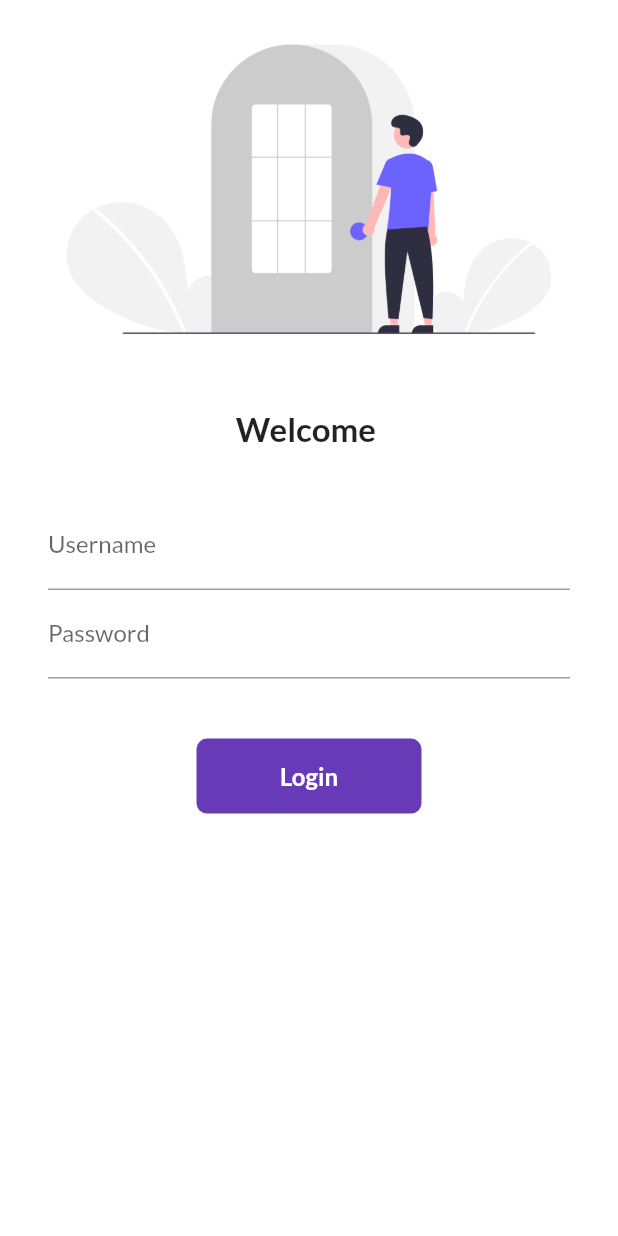
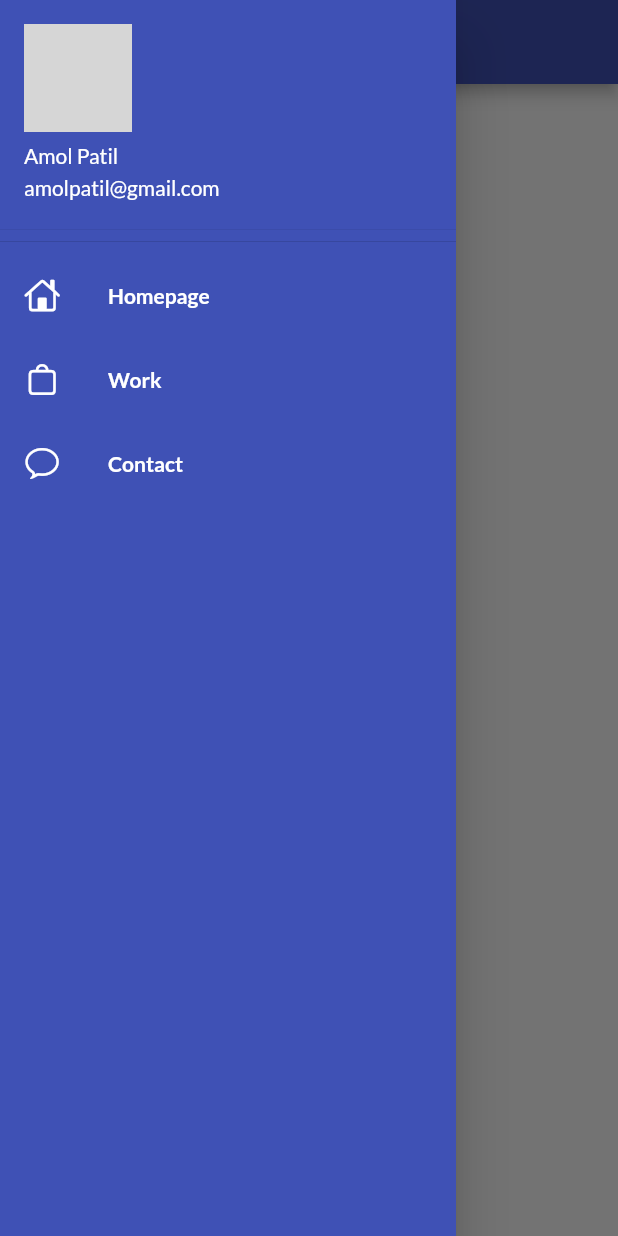
Before and after one commit to AmolPatilGithub/flutter_application_3, a Flutter app: the screen it shows after launch, with the side drawer open (before the commit the screen has no drawer), on a phone screen of 412 x 824 dp. Run offline on Flutter 3.47's test engine with Material 2 defaults, Android fonts, the phone set to English and light mode, and no system bars; our stand-ins replace google_fonts; network calls fail; grey boxes are pictures that could not be loaded.

Commit message:
added drawer details

```diff
--- a/lib/main.dart
+++ b/lib/main.dart
@@ -21,6 +21,8 @@ class myApp extends StatelessWidget {
       darkTheme: ThemeData(
         brightness: Brightness.dark,
       ),
+      initialRoute: MyRoute.homeRoute,
+      debugShowCheckedModeBanner: false,
       routes: {
         MyRoute.defaultRoute: (context) => LoginPage(),
         MyRoute.homeRoute: (context) => HomePage(),
--- a/lib/pages/home_page.dart
+++ b/lib/pages/home_page.dart
@@ -1,4 +1,5 @@
 import 'package:flutter/material.dart';
+import 'package:flutter_application_2/widgets/drawer.dart';
 
 class HomePage extends StatelessWidget {
   @override
@@ -10,7 +11,7 @@ class HomePage extends StatelessWidget {
           style: TextStyle(color: Colors.white),
         ),
       ),
-      drawer: Drawer(),
+      drawer: MyDrawer(),
       body: Center(
         child: Container(
           child: Text('Welcome to Catalog'),
--- a/lib/pages/login_page.dart
+++ b/lib/pages/login_page.dart
@@ -90,7 +90,7 @@ class _LoginPageState extends State<LoginPage> {
                       height: 40,
                     ),
                     Material(
-                      color: Colors.deepPurple,
+                      color: Colors.indigo,
                       borderRadius:
                           BorderRadius.circular(changeButton ? 50 : 7),
                       child: InkWell(
--- /dev/null
+++ b/lib/widgets/drawer.dart
@@ -0,0 +1,75 @@
+import 'package:flutter/cupertino.dart';
+import 'package:flutter/material.dart';
+
+class MyDrawer extends StatelessWidget {
+  final imageURL =
+      "https://encrypted-tbn0.gstatic.com/images?q=tbn:ANd9GcR3IsISp4POgFs3yeMX998EEKCkR4Cjin1egQ&usqp=CAU";
+  @override
+  Widget build(BuildContext context) {
+    return Drawer(
+      child: Container(
+        color: Colors.indigo,
+        child: ListView(
+          padding: EdgeInsets.zero,
+          children: [
+            DrawerHeader(
+              padding: EdgeInsets.zero,
+              child: UserAccountsDrawerHeader(
+                accountName: Text(
+                  "Amol Patil",
+                  style: TextStyle(color: Colors.white),
+                ),
+                accountEmail: Text(
+                  "amolpatil@gmail.com",
+                  style: TextStyle(color: Colors.white),
+                ),
+                currentAccountPicture: CircleAvatar(
+                  backgroundImage: NetworkImage(imageURL),
+                ),
+              ),
+            ),
+            ListTile(
+              leading: Icon(
+                CupertinoIcons.home,
+                color: Colors.white,
+              ),
+              title: Text(
+                "Homepage",
+                style: TextStyle(
+                  color: Colors.white,
+                  fontWeight: FontWeight.bold,
+                ),
+              ),
+            ),
+            ListTile(
+              leading: Icon(
+                CupertinoIcons.bag,
+                color: Colors.white,
+              ),
+              title: Text(
+                "Work",
+                style: TextStyle(
+                  color: Colors.white,
+                  fontWeight: FontWeight.bold,
+                ),
+              ),
+            ),
+            ListTile(
+              leading: Icon(
+                CupertinoIcons.conversation_bubble,
+                color: Colors.white,
+              ),
+              title: Text(
+                "Contact",
+                style: TextStyle(
+                  color: Colors.white,
+                  fontWeight: FontWeight.bold,
+                ),
+              ),
+            )
+          ],
+        ),
+      ),
+    );
+  }
+}
```
